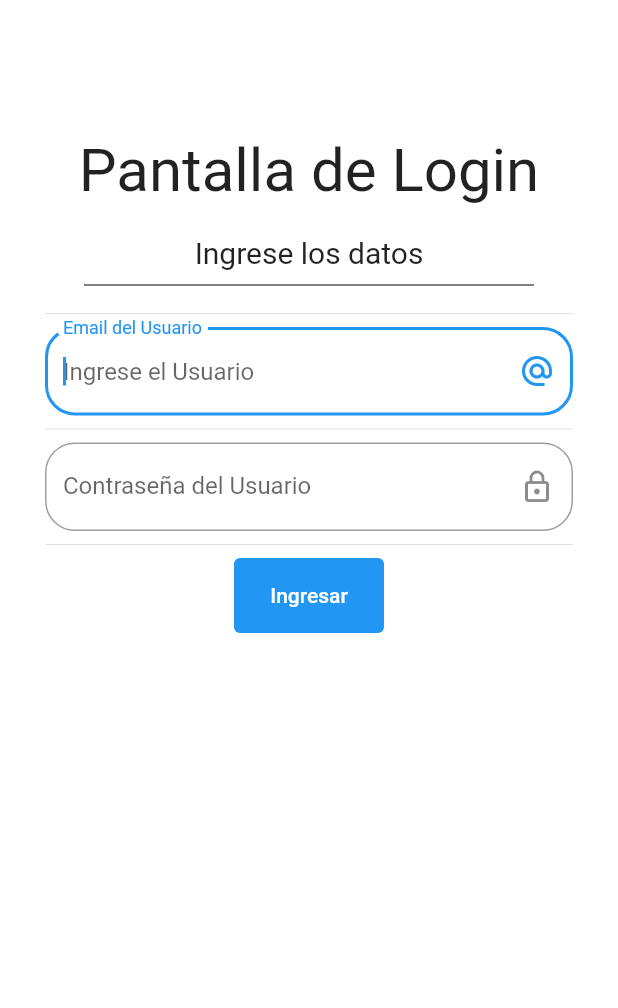
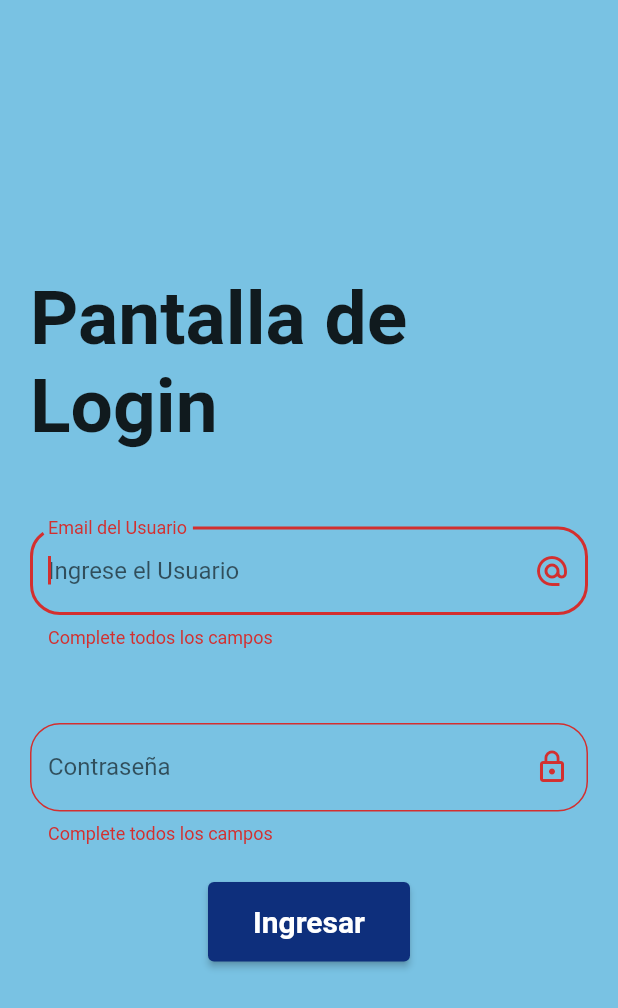
Before and after one commit to AgusGomezDAddario/tpFlutter, a Flutter app: the screen it shows after launch, after a tap on "Ingresar", on a phone screen of 412 x 824 dp. Shown: the top 1008 px of the screen. Run offline on Flutter 3.47's test engine with Material 2 defaults, Android fonts, the phone set to English and light mode, and no system bars; missing offline and left inert: dart:html, dart:js_interop.

```diff
--- a/lib/src/app.dart
+++ b/lib/src/app.dart
@@ -1,49 +1,63 @@
+import 'dart:html';
+import 'dart:js_interop';
+
 import 'package:flutter/material.dart';
 
 class MyAppForm extends StatefulWidget {
   const MyAppForm({super.key});
 
   @override
-  State<MyAppForm> createState() => _MyAppFormState();
+  State createState() => _MyAppFormState();
 }
 
 class _MyAppFormState extends State<MyAppForm> {
+  final _formKey = GlobalKey<FormState>();
   String _email = '';
   String _contrasenia = '';
+  bool _loginInvalido = false;
+
+  void _ingreso() {
+    if (!_formKey.isNull) {
+      if (_formKey.currentState!.validate()) {
+        _formKey.currentState?.save();
+        if (_email == 'moviles@utn' && _contrasenia == 'utn1234') {
+          setState(() {
+            _loginInvalido = false;
+          });
+        } else {
+          setState(() {
+            _loginInvalido = true;
+          });
+        }
+        if (!_loginInvalido) {
+          print('Correcto');
+          //Navigator.pushReplacement(context, MaterialPageRoute(builder: (context) => const ProductosMain()));
+        }
+      }
+    }
+  }
 
   @override
   Widget build(BuildContext context) {
     return Scaffold(
-      backgroundColor: Colors.white,
-      body: ListView(
-        padding: EdgeInsets.symmetric(horizontal: 30.0, vertical: 90.0),
+      backgroundColor: const Color.fromARGB(255, 121, 194, 227),
+      body: Center(
+        child: Form(
+          key: _formKey,
+          child: Padding(
+            padding: const EdgeInsets.symmetric(horizontal: 20),
+            child: Column(
+              mainAxisAlignment: MainAxisAlignment.center,
               children: <Widget>[
-          Column(
-            mainAxisAlignment: MainAxisAlignment.center,
-            children: [
                 Text(
                   'Pantalla de Login',
                   style: TextStyle(
-                  fontSize: 40.0,
+                    fontSize: 50.0,
+                    fontWeight: FontWeight.bold,
                   ),
                 ),
-              SizedBox(
-                width: 300.0,
-                height: 20.0,
-              ),
-              Text(
-                'Ingrese los datos',
-                style: TextStyle(fontSize: 20.0),
-              ),
-              SizedBox(
-                width: 300.0,
-                height: 20.0,
-                child: Divider(color: Colors.black),
-              ),
-              Divider(
-                height: 18.0,
-              ),
-              TextField(
+                const SizedBox(height: 50),
+                TextFormField(
                   enableInteractiveSelection: false,
                   autofocus: true,
                   decoration: InputDecoration(
@@ -54,51 +68,62 @@ class _MyAppFormState extends State<MyAppForm> {
                       ),
                       border: OutlineInputBorder(
                           borderRadius: BorderRadius.circular(20.0))),
-                onSubmitted: (valor) {
-                  _email = valor;
-                  print(_email);
+                  keyboardType: TextInputType.emailAddress,
+                  validator: (Value) {
+                    if (Value!.isEmpty) {
+                      return 'Complete todos los campos';
+                    }
+                    if (Value.contains('@') == false) {
+                      return 'Ingrese una direccion de correo';
+                    }
+                    return null;
                   },
+                  onSaved: (Value) => _email = Value!,
                 ),
-              Divider(
-                height: 18.0,
-              ),
-              TextField(
+                const SizedBox(height: 50),
+                TextFormField(
                   enableInteractiveSelection: false,
+                  autofocus: true,
                   obscureText: true,
-                autofocus: true,
                   decoration: InputDecoration(
-                    hintText: 'Ingrese la Contraseña',
-                    labelText: 'Contraseña del Usuario',
+                      hintText: 'Ingrese Contraseña',
+                      labelText: 'Contraseña',
                       suffixIcon: Icon(
-                      Icons.lock_outlined,
+                        Icons.lock_outline,
                       ),
                       border: OutlineInputBorder(
                           borderRadius: BorderRadius.circular(20.0))),
-                onSubmitted: (valor) {
-                  _contrasenia = valor;
-                  print(_contrasenia);
+                  validator: (Value) {
+                    if (Value!.isEmpty) {
+                      return 'Complete todos los campos';
+                    }
+                    if (Value.length < 10 && Value != "utn1234") {
+                      return 'Contraseña corta';
+                    }
+                    return null;
                   },
+                  onSaved: (Value) => _contrasenia = Value!,
                 ),
-              Divider(
-                height: 18.0,
+                if (_loginInvalido)
+                  const Text(
+                    'Datos ingresados Inválidos',
+                    style: TextStyle(color: Colors.red),
                   ),
-              SizedBox(
-                height: 50,
-                width: 100,
-                child: TextButton(
-                  onPressed: () {},
-                  child: Text(
-                    'Ingresar',
-                    style: TextStyle(color: Colors.white),
+                const SizedBox(height: 25),
+                ElevatedButton(
+                  onPressed: _ingreso,
+                  style: ElevatedButton.styleFrom(
+                      backgroundColor: Color.fromARGB(255, 14, 47, 124),
+                      padding: const EdgeInsets.symmetric(
+                          horizontal: 30, vertical: 15),
+                      textStyle: const TextStyle(
+                          fontSize: 20, fontWeight: FontWeight.bold)),
+                  child: const Text('Ingresar'),
                 ),
-                  style: ButtonStyle(
-                    backgroundColor: MaterialStateProperty.all(Colors.blue),
+              ],
             ),
           ),
-              )
-            ],
-          )
-        ],
+        ),
       ),
     );
   }
--- a/pubspec.yaml
+++ b/pubspec.yaml
@@ -17,6 +17,3 @@ dev_dependencies:
 
 flutter:
   uses-material-design: true
-
-assets:
-   images/
```
Also changed, not shown: images/flutter.jpg (deleted). Lines whose indentation alone changed are shown as unchanged.
